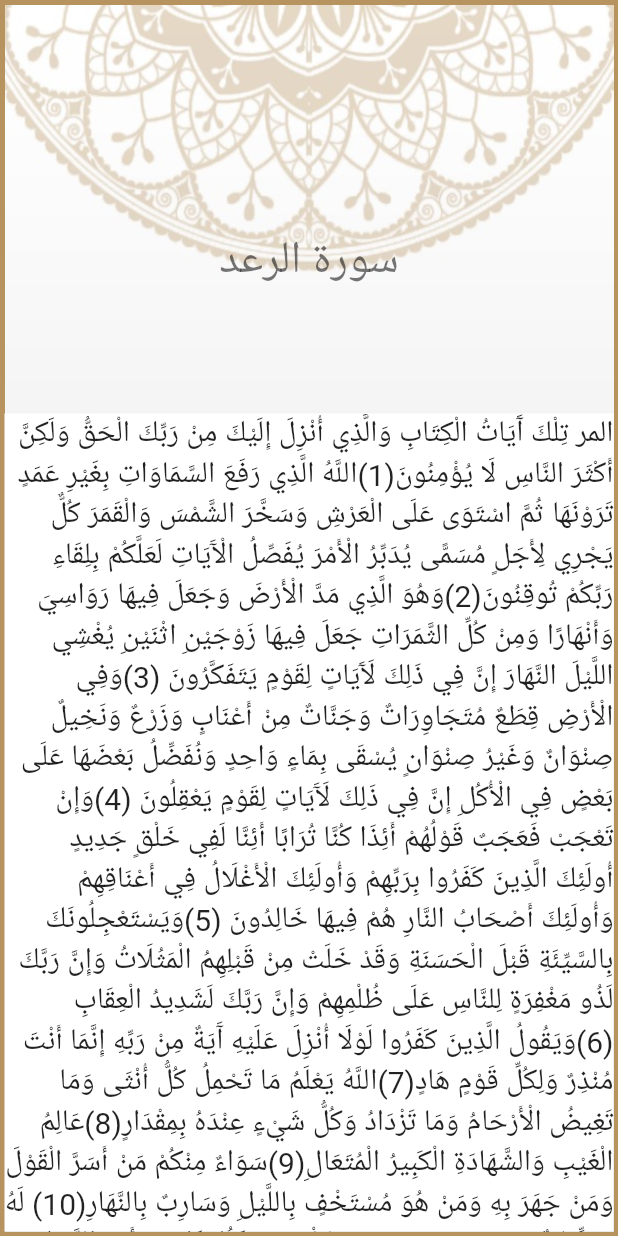
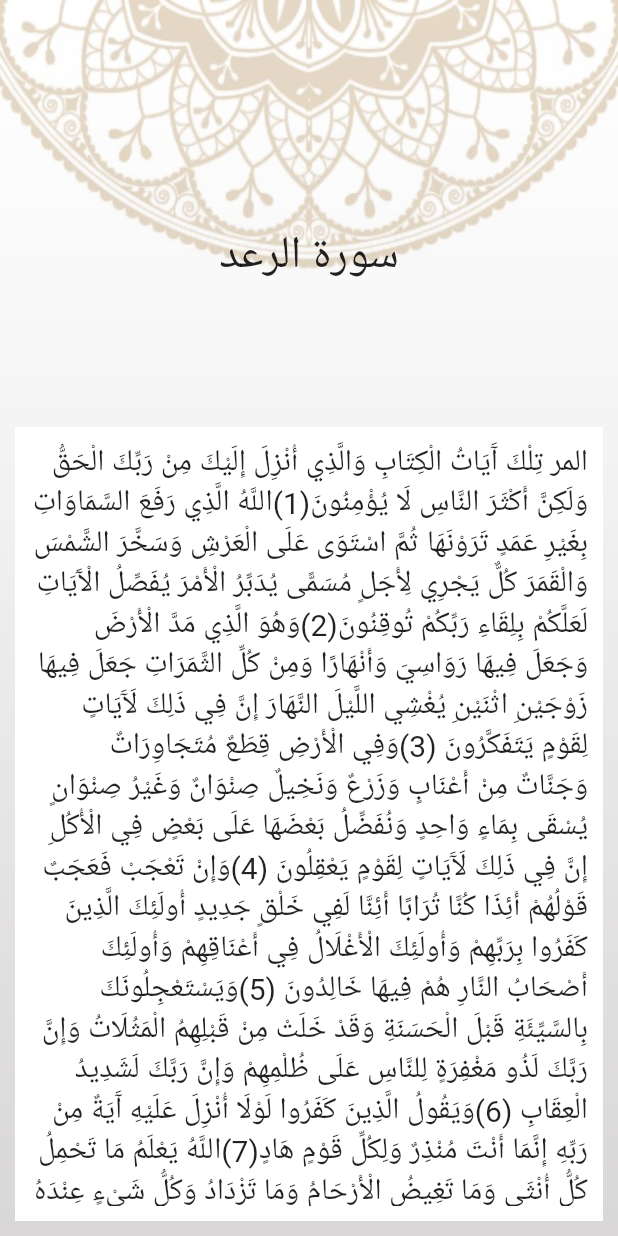
Before and after one commit to Youssef-Bassem/IslamiApp, a Flutter app: the screen it shows after launch, scrolled down 576 dp, after a tap on "الرعد", on a phone screen of 412 x 824 dp. Run offline on Flutter 3.47's test engine with Material 2 defaults, Android fonts, the phone set to English and light mode, and no system bars; generated files the repository leaves out were written again.

Commit message:
Theme Provider

```diff
--- a/lib/Sowar.dart
+++ b/lib/Sowar.dart
@@ -13,7 +13,7 @@ class Quran extends StatelessWidget {
     return  Scaffold(
       body: SafeArea(
         child: Container(
-          margin: EdgeInsets.all(3),
+          //margin: EdgeInsets.all(3),
           decoration: BoxDecoration(
             image: DecorationImage(
               image: AssetImage(
@@ -26,10 +26,24 @@ class Quran extends StatelessWidget {
           child: Column(
             mainAxisAlignment: MainAxisAlignment.center,
             children: <Widget>[
-              Expanded(child: Padding(
-                padding: const EdgeInsets.only(top: 200.0),
-                child: Text('اسم السورة', style: TextStyle(fontSize: 40.0,fontWeight: FontWeight.bold,color: Colors.black54),),
-              )) ,
+              Container(
+                margin: EdgeInsets.fromLTRB(0, 22, 20, 0),
+                child: Center(child:Text(
+                  'إسلامي',
+                  style: TextStyle(
+                      fontSize: 34,
+                      fontWeight: FontWeight.bold
+                  ),
+                )),
+              ),
+              Container(
+                margin: EdgeInsets.fromLTRB(0, 30, 0, 0),
+                child: Image(
+                  image: AssetImage('assets/sowarLogo.png'),
+                  width: 150,
+                ),
+              ),
+              Text('اسم السورة', style: TextStyle(fontSize: 40.0,fontWeight: FontWeight.bold),),
               Expanded(
                 child: ListView(
                   padding: const EdgeInsets.all(8),
--- a/lib/Tasbeeh.dart
+++ b/lib/Tasbeeh.dart
@@ -32,13 +32,14 @@ class _TasbeehState extends State<Tasbeeh> {
     return Scaffold(
       body: SafeArea(
         child:Container(
+          //margin: EdgeInsets.all(3),
           decoration: BoxDecoration(
             image: DecorationImage(
               image: AssetImage(
                   provider.isDarkModeEnabled()?
                   "assets/bg.png" : "assets/ahades1.png"
               ),
-              fit: BoxFit.cover,
+              fit: BoxFit.fill,
             ),
           ),
           child: Center(
--- a/lib/ThemeData.dart
+++ b/lib/ThemeData.dart
@@ -68,7 +68,7 @@ class Theme_Data
           button: TextStyle(
               color: Colors.white
           )
-      )
+      ),
   );
 
 }
--- a/lib/suracontent.dart
+++ b/lib/suracontent.dart
@@ -1,5 +1,8 @@
 import 'package:flutter/material.dart';
 import 'package:flutter/services.dart' show rootBundle;
+import 'package:provider/provider.dart';
+
+import 'appprovider.dart';
 
 class Suracontent extends StatefulWidget {
 
@@ -13,6 +16,7 @@ class Suracontent extends StatefulWidget {
 
 class SuracontentState extends State<Suracontent> {
 
+  late AppProvider provider;
   String data='';
 
   fetchFileData() async{
@@ -40,14 +44,18 @@ class SuracontentState extends State<Suracontent> {
   }
 
   Widget build(BuildContext context) {
+    provider = Provider.of<AppProvider>(context);
 
     return Scaffold(
       body:  SafeArea(
         child: Container(
-          margin: EdgeInsets.all(3),
+          //margin: EdgeInsets.all(3),
           decoration: BoxDecoration(
             image: DecorationImage(
-              image: AssetImage('assets/ahades1.png'),
+              image: AssetImage(
+                  provider.isDarkModeEnabled()?
+                  "assets/bg.png" : "assets/ahades1.png"
+              ),
               fit: BoxFit.fill,
             ),
           ),
@@ -57,13 +65,16 @@ class SuracontentState extends State<Suracontent> {
             Expanded(
               child: Padding(
                 padding: const EdgeInsets.only(top: 150.0),
-                child: Text( 'سورة '+ widget.suraname , style: TextStyle(fontSize: 30.0 ,color: Colors.black54),),
+                child: Text( 'سورة '+ widget.suraname , style: TextStyle(fontSize: 30.0 ),),
               ),
             ),
             Expanded(
               flex: 2,
               child: Container(
-                  color: Colors.white,
+                margin: EdgeInsets.all(10),
+                padding: EdgeInsets.all(10),
+                  color: provider.isDarkModeEnabled()?
+                  Colors.black : Colors.white,
                   child: SingleChildScrollView(
                       child: Text(data , style: TextStyle(fontSize: 20 ,),textDirection: TextDirection.rtl,)) ),
             ),
--- a/pubspec.yaml
+++ b/pubspec.yaml
@@ -63,6 +63,7 @@ flutter:
     - assets/sebha.png
     - assets/radio.png
     - assets/ahades.png
+    - assets/sowarLogo.png
     - Quran/
 
   # An image asset can refer to one or more resolution-specific "variants", see
```
Also changed, not shown: lib/Ahadees.dart (+5 -4 lines), lib/ahades2.dart (+5 -4 lines), assets/sowarLogo.png (added).
